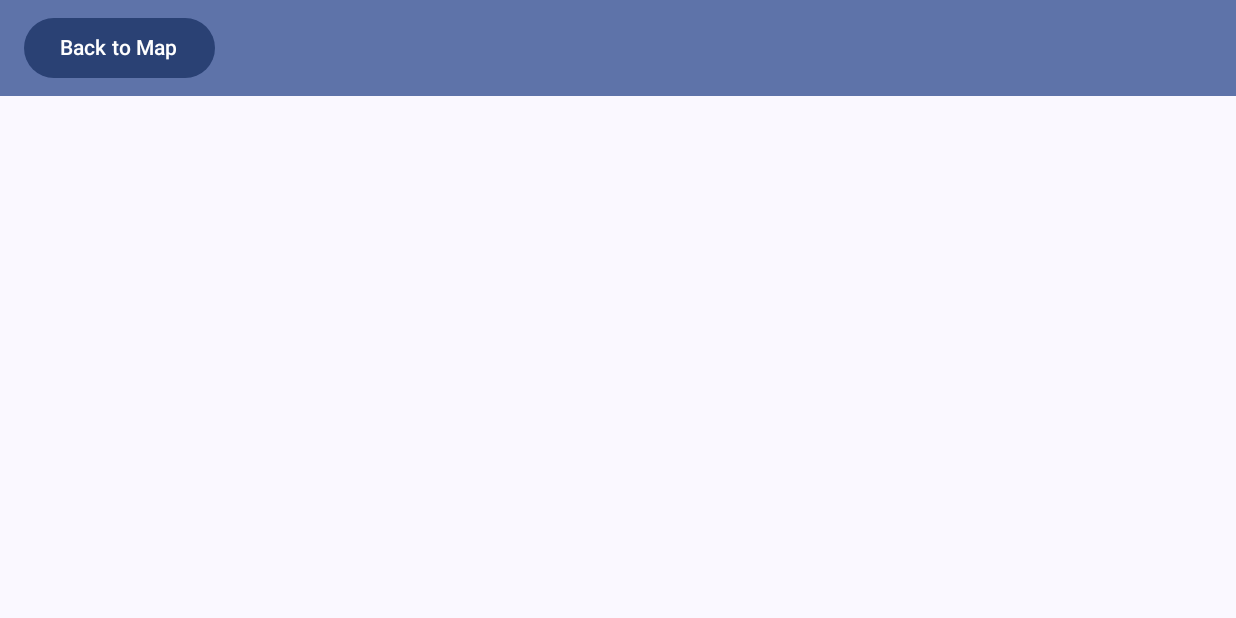
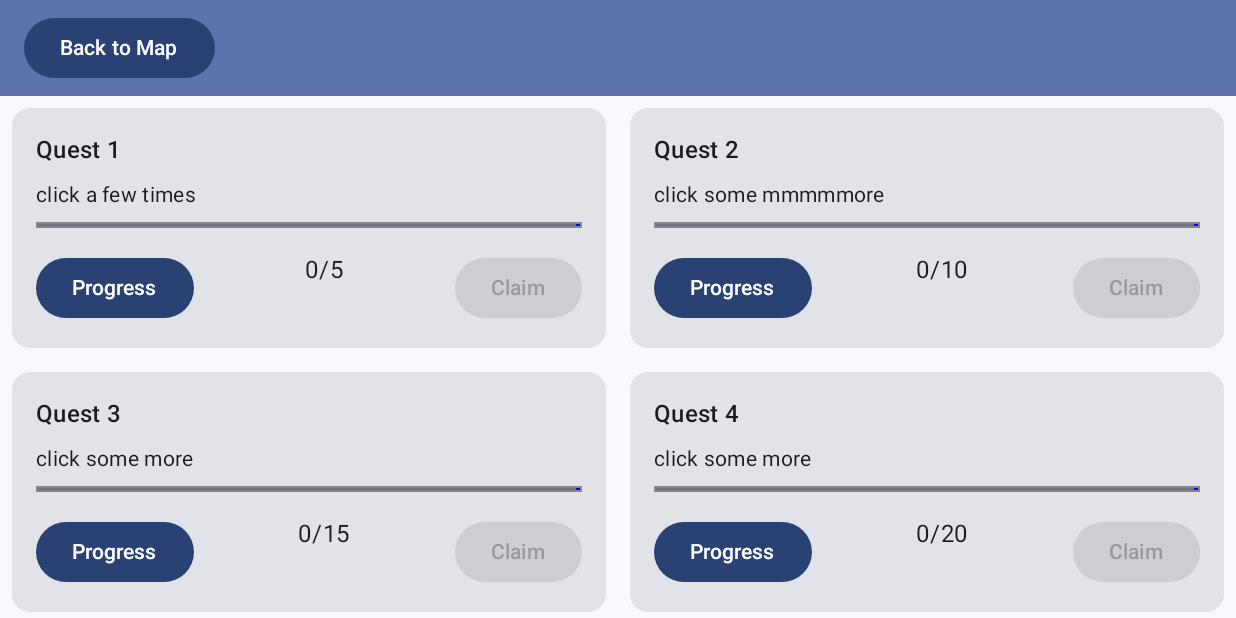
Before and after one commit to bferi2001/FarmGameAndroid, an Android app built with Jetpack Compose: the QuestsScreen screen opened through its navigation route, on a phone screen of 824 x 412 dp (held sideways). Run offline under Robolectric (Android 15) with nearby library versions, the phone set to English and light mode, and no system bars.

Commit message:
Added Quest cards

```diff
--- a/FarmGameFrontend/app/src/main/java/hu/bme/aut/szoftarch/farmgame/api/Controller.kt
+++ b/FarmGameFrontend/app/src/main/java/hu/bme/aut/szoftarch/farmgame/api/Controller.kt
@@ -5,6 +5,7 @@ import hu.bme.aut.szoftarch.farmgame.feature.game.Player
 import hu.bme.aut.szoftarch.farmgame.feature.game.farm.Building
 import hu.bme.aut.szoftarch.farmgame.feature.game.farm.Farm
 import hu.bme.aut.szoftarch.farmgame.feature.game.farm.Land
+import hu.bme.aut.szoftarch.farmgame.feature.quests.Quest
 
 open class Controller {
     //TODO get values from backend
@@ -53,4 +54,12 @@ open class Controller {
     open fun getDisplayNames(): Map<String, String> {
         TODO("Not yet implemented")
     }
+
+    open fun getQuests(): List<Quest>{
+        TODO("Not yet implemented")
+    }
+
+    open fun claimQuest(quest: Quest) {
+        TODO("Not yet implemented")
+    }
 }
--- a/FarmGameFrontend/app/src/main/java/hu/bme/aut/szoftarch/farmgame/api/DummyController.kt
+++ b/FarmGameFrontend/app/src/main/java/hu/bme/aut/szoftarch/farmgame/api/DummyController.kt
@@ -6,6 +6,7 @@ import hu.bme.aut.szoftarch.farmgame.feature.game.farm.Building
 import hu.bme.aut.szoftarch.farmgame.feature.game.farm.Crop
 import hu.bme.aut.szoftarch.farmgame.feature.game.farm.Land
 import hu.bme.aut.szoftarch.farmgame.feature.game.farm.Planter
+import hu.bme.aut.szoftarch.farmgame.feature.quests.Quest
 
 class DummyController : Controller() {
 
@@ -70,4 +71,21 @@ class DummyController : Controller() {
             Pair("action_plough", "Plough"),
         )
     }
+
+    private var quests =mutableListOf(
+    Quest(5, "Quest 1", "click a few times"),
+    Quest(10, "Quest 2", "click some mmmmmore"),
+    Quest(15, "Quest 3", "click some more"),
+    Quest(20, "Quest 4", "click some more"),
+    Quest(25, "Quest 5", "click some more"),
+    Quest(30, "Quest 6", "click some more"),
+    )
+
+    override fun getQuests(): List<Quest> {
+        return quests
+    }
+
+    override fun claimQuest(quest: Quest){
+        quests.remove(quest)
+    }
 }
--- /dev/null
+++ b/FarmGameFrontend/app/src/main/java/hu/bme/aut/szoftarch/farmgame/feature/quests/Quest.kt
@@ -0,0 +1,19 @@
+package hu.bme.aut.szoftarch.farmgame.feature.quests
+
+class Quest(
+    val goal: Int,
+    val title: String,
+    val description: String
+) {
+    var progress: Int = 0
+
+    fun progress() {
+        if (isClaimable()) return
+        progress++
+    }
+
+    fun isClaimable(): Boolean {
+        return progress >= goal
+    }
+
+}
--- /dev/null
+++ b/FarmGameFrontend/app/src/main/java/hu/bme/aut/szoftarch/farmgame/feature/quests/QuestViewModel.kt
@@ -0,0 +1,22 @@
+package hu.bme.aut.szoftarch.farmgame.feature.quests
+
+import hu.bme.aut.szoftarch.farmgame.api.Controller
+import hu.bme.aut.szoftarch.farmgame.api.DummyController
+import kotlinx.coroutines.flow.MutableStateFlow
+import kotlinx.coroutines.flow.StateFlow
+import kotlinx.coroutines.flow.asStateFlow
+
+class QuestViewModel {
+    private val controller = DummyController()
+    private val _quests = MutableStateFlow(loadQuests())
+    val quests: StateFlow<MutableList<Quest>> = _quests.asStateFlow()
+
+    fun claimQuest(quest: Quest) {
+        controller.claimQuest(quest)
+        _quests.value = loadQuests()
+    }
+
+    fun loadQuests(): MutableList<Quest> {
+        return controller.getQuests().toMutableList()
+    }
+}
--- a/FarmGameFrontend/app/src/main/java/hu/bme/aut/szoftarch/farmgame/feature/quests/QuestsScreen.kt
+++ b/FarmGameFrontend/app/src/main/java/hu/bme/aut/szoftarch/farmgame/feature/quests/QuestsScreen.kt
@@ -1,26 +1,44 @@
 package hu.bme.aut.szoftarch.farmgame.feature.quests
 
+import androidx.compose.foundation.border
+import androidx.compose.foundation.layout.Arrangement
 import androidx.compose.foundation.layout.Box
+import androidx.compose.foundation.layout.Column
 import androidx.compose.foundation.layout.Row
+import androidx.compose.foundation.layout.Spacer
 import androidx.compose.foundation.layout.fillMaxSize
+import androidx.compose.foundation.layout.fillMaxWidth
+import androidx.compose.foundation.layout.height
 import androidx.compose.foundation.layout.padding
+import androidx.compose.foundation.lazy.grid.GridCells
+import androidx.compose.foundation.lazy.grid.LazyVerticalGrid
+import androidx.compose.foundation.lazy.grid.items
 import androidx.compose.material3.Button
+import androidx.compose.material3.Card
 import androidx.compose.material3.ExperimentalMaterial3Api
+import androidx.compose.material3.LinearProgressIndicator
 import androidx.compose.material3.MaterialTheme
 import androidx.compose.material3.Scaffold
 import androidx.compose.material3.Text
 import androidx.compose.material3.TopAppBar
 import androidx.compose.material3.TopAppBarDefaults.topAppBarColors
 import androidx.compose.runtime.Composable
+import androidx.compose.runtime.collectAsState
+import androidx.compose.runtime.getValue
 import androidx.compose.ui.Alignment
 import androidx.compose.ui.Modifier
+import androidx.compose.ui.graphics.Color
+import androidx.compose.ui.unit.dp
 
+val viewModel = QuestViewModel()
 
 @OptIn(ExperimentalMaterial3Api::class)
 @Composable
 fun QuestsScreen(
     onToMap: () -> Unit,
 ) {
+    val quests by viewModel.quests.collectAsState()
+
     Scaffold(
         topBar = {
             TopAppBar(
@@ -45,7 +63,63 @@ fun QuestsScreen(
                 .fillMaxSize()
                 .padding(innerPadding)
         ) {
-
+            LazyVerticalGrid(
+                columns = GridCells.Fixed(2),
+            ) {
+                items(quests) { quest ->
+                    QuestItem(quest)
+                }
+            }
         }
     }
 }
+
+@Composable
+fun QuestItem(quest: Quest) {
+
+    Card(
+        modifier = Modifier
+            .fillMaxWidth()
+            .padding(8.dp),
+    ) {
+        Column(modifier = Modifier.padding(16.dp)) {
+            Text(text = quest.title, style = MaterialTheme.typography.titleMedium)
+            Spacer(modifier = Modifier.height(8.dp))
+            Text(text = quest.description, style = MaterialTheme.typography.bodyMedium)
+            Spacer(modifier = Modifier.height(8.dp))
+            LinearProgressIndicator(
+                progress = { (quest.progress.toFloat() / quest.goal.toFloat()).coerceIn(0f, 1f) },
+                modifier = Modifier
+                    .fillMaxWidth()
+                    .border(1.dp, Color.Gray),
+                color = Color.Blue
+            )
+            Spacer(modifier = Modifier.height(16.dp))
+            Row(
+                modifier = Modifier
+                    .fillMaxWidth(),
+                horizontalArrangement = Arrangement.SpaceBetween,
+            )
+            {
+                if (!quest.isClaimable()) {
+                    Button(
+                        onClick = {
+                            quest.progress()
+                        },
+                    ) {
+                        Text("Progress")
+                    }
+                }
+                Text(text = "${quest.progress}/${quest.goal}")
+                Button(
+                    onClick = {
+                        viewModel.claimQuest(quest)
+                    },
+                    enabled = quest.isClaimable(),
+                ) {
+                    Text("Claim")
+                }
+            }
+        }
+    }
+}
```
